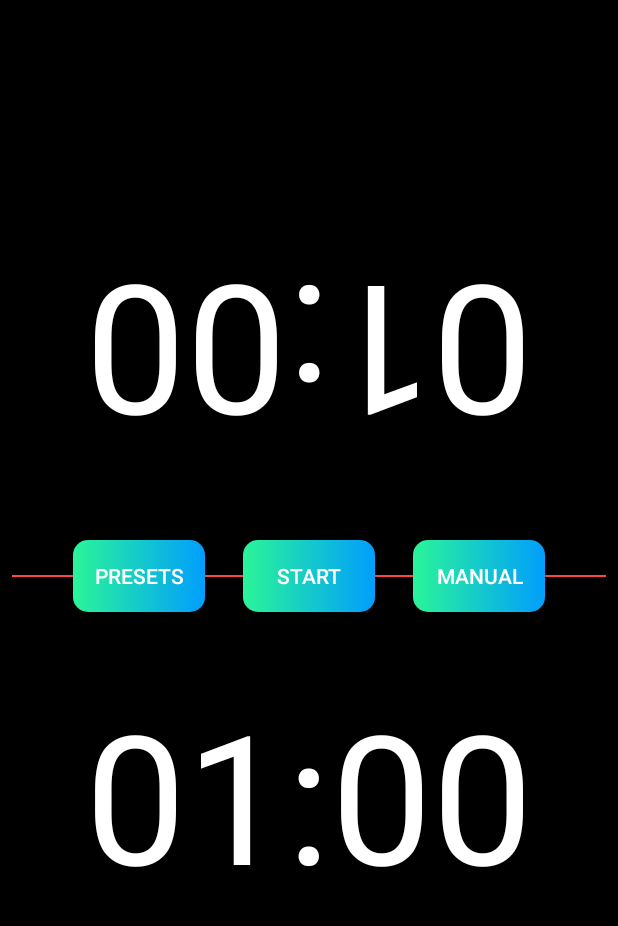
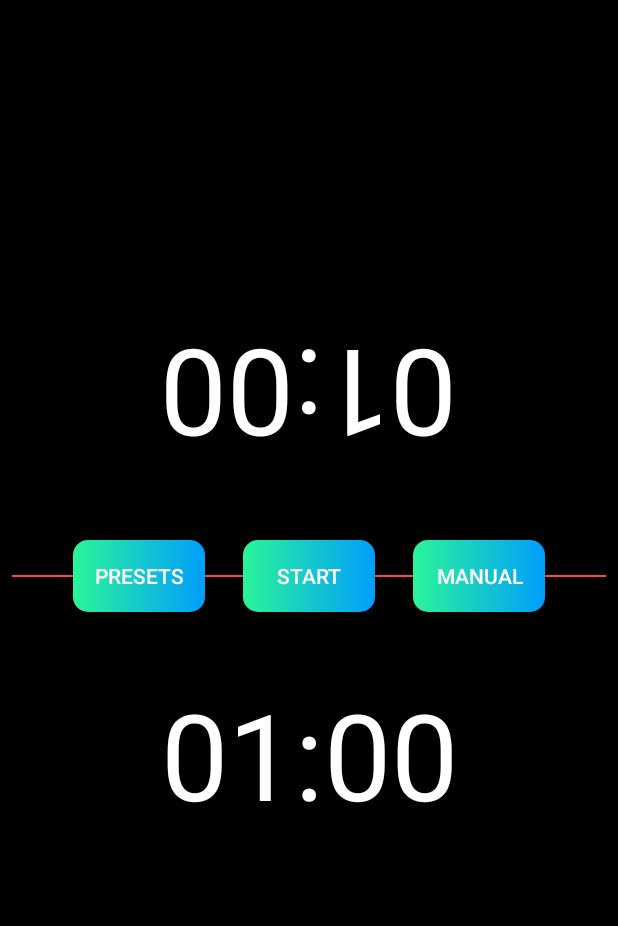
Before and after one commit to nightink12/Chess-Timekeeper, an Android app: the screen it shows after launch (MainActivity), on a phone screen of 412 x 824 dp, the part 84-1010 px from its top. Run offline under Robolectric (Android 15) with nearby library versions, the phone set to English and light mode, and no system bars.

Commit message:
Manual button implemented; minor changes left

```diff
--- a/app/src/main/java/com/example/chesstimekeeper/MainActivity.java
+++ b/app/src/main/java/com/example/chesstimekeeper/MainActivity.java
@@ -8,7 +8,10 @@ import android.os.Bundle;
 import android.os.CountDownTimer;
 import android.view.LayoutInflater;
 import android.view.View;
+import android.view.ViewGroup;
+import android.view.inputmethod.InputMethodManager;
 import android.widget.Button;
+import android.widget.EditText;
 import android.widget.TextView;
 import android.widget.Toast;
 
@@ -16,8 +19,9 @@ import java.util.Locale;
 
 public class MainActivity extends AppCompatActivity {
 
-    private static long START_TIME_IN_MILLIS = 60000; //can take this input from edittext
+    private long START_TIME_IN_MILLIS = 60000; //can take this input from edittext
     private int flag = 0; //0 means white to play and 1 means black to play
+
 
     private TextView TextViewCountDown1;
     private TextView TextViewCountDown2;
@@ -153,16 +157,34 @@ public class MainActivity extends AppCompatActivity {
     }
 
     private void updateCountDownText() {
-        int minutes1 = (int) (timeLeftInMillis1 / 1000) / 60;
+        int hours1 = (int) (timeLeftInMillis1/1000)/3600;
+        int minutes1 = (int) ((timeLeftInMillis1 / 1000)%3600) / 60;
         int seconds1 = (int) (timeLeftInMillis1 / 1000) % 60;
 
-        String timeLeftFormatted1 = String.format(Locale.getDefault(), "%02d:%02d", minutes1, seconds1);
+        String timeLeftFormatted1;
+        if(hours1>0)
+        {
+            timeLeftFormatted1 = String.format(Locale.getDefault(), "%d:%02d:%02d", hours1,minutes1, seconds1);
+        }
+        else
+        {
+            timeLeftFormatted1 = String.format(Locale.getDefault(), "%02d:%02d", minutes1, seconds1);
+        }
         TextViewCountDown1.setText(timeLeftFormatted1);
 
-        int minutes2 = (int) (timeLeftInMillis2 / 1000) / 60;
+        int hours2 = (int) (timeLeftInMillis2/1000)/3600;
+        int minutes2 = (int) ((timeLeftInMillis2 / 1000)%3600) / 60;
         int seconds2 = (int) (timeLeftInMillis2 / 1000) % 60;
 
-        String timeLeftFormatted2 = String.format(Locale.getDefault(), "%02d:%02d", minutes2, seconds2);
+        String timeLeftFormatted2;
+        if(hours2>0)
+        {
+            timeLeftFormatted2 = String.format(Locale.getDefault(), "%d:%02d:%02d", hours2,minutes2, seconds2);
+        }
+        else
+        {
+            timeLeftFormatted2 = String.format(Locale.getDefault(), "%02d:%02d", minutes2, seconds2);
+        }
         TextViewCountDown2.setText(timeLeftFormatted2);
     }
 
@@ -190,6 +212,12 @@ public class MainActivity extends AppCompatActivity {
             } else
                 ButtonStartPause.setVisibility(View.VISIBLE);
         }
+    }
+
+    private void setTime(long milliseconds) {
+        START_TIME_IN_MILLIS= milliseconds;
+        resetTimer();
+        closeKeyboard();
     }
 
     private void alert(String winner) {
@@ -260,6 +288,48 @@ public class MainActivity extends AppCompatActivity {
                 .show();
     }
 
+    /*public void alertManual(View v)
+    {
+        if (timerRunning1 || timerRunning2) {
+            Toast.makeText(this, "Can't switch modes while game's going on!!", Toast.LENGTH_SHORT).show();
+            return;
+        }
+        AlertDialog.Builder builder = new AlertDialog.Builder(MainActivity.this);
+        // get the layout inflater
+        LayoutInflater inflater = MainActivity.this.getLayoutInflater();
+
+        final EditText EditTextManual = (EditText)inflater.inflate(R.layout.manual,null).findViewById(R.id.edit_text_manual);;
+        // inflate and set the layout for the dialog; pass null as the parent view because its going in the dialog layout
+        builder.setView(inflater.inflate(R.layout.manual, null))
+                // action buttons
+                .setPositiveButton("OK", new DialogInterface.OnClickListener() {
+                    @Override
+                    public void onClick(DialogInterface dialog, int id)
+                    {
+
+                        String input = EditTextManual.getText().toString();
+                        if(input.length()==0)
+                        {
+                            Toast.makeText(MainActivity.this,"Field can't be empty",Toast.LENGTH_SHORT).show();
+                            return;
+                        }
+                        long millisInput = Long.parseLong(input)*60000;
+                        if(millisInput==0)
+                        {
+                            Toast.makeText(MainActivity.this, "Please enter a positive number", Toast.LENGTH_SHORT).show();
+                            return;
+                        }
+                        setTime(millisInput);
+                        EditTextManual.setText("");
+                    }
+                })
+                .setNegativeButton("Cancel", new DialogInterface.OnClickListener() {
+                    public void onClick(DialogInterface dialog, int id) {
+                        // remove the dialog from the screen
+                    }
+                })
+                .show();
+    }*/
     public void alertManual(View v)
     {
         if (timerRunning1 || timerRunning2) {
@@ -268,29 +338,50 @@ public class MainActivity extends AppCompatActivity {
         }
 
         AlertDialog.Builder builder = new AlertDialog.Builder(MainActivity.this);
+        builder.setTitle("Manual");
 
-        // get the layout inflater
-        LayoutInflater inflater = MainActivity.this.getLayoutInflater();
+        View viewInflated = getLayoutInflater().inflate(R.layout.manual,null);
 
-        // inflate and set the layout for the dialog
-        // pass null as the parent view because its going in the dialog layout
-        builder.setView(inflater.inflate(R.layout.manual, null))
+        final EditText EditTextManual = (EditText) viewInflated.findViewById(R.id.edit_text_manual);
 
-                // action buttons
-                .setPositiveButton("OK", new DialogInterface.OnClickListener() {
-                    @Override
-                    public void onClick(DialogInterface dialog, int id) {
-                        // your sign in code here
-                    }
-                })
-                .setNegativeButton("Cancel", new DialogInterface.OnClickListener() {
-                    public void onClick(DialogInterface dialog, int id) {
-                        // remove the dialog from the screen
-                    }
-                })
-                .show();
+        builder.setView(viewInflated);
+
+        builder.setPositiveButton(android.R.string.ok, new DialogInterface.OnClickListener() {
+            @Override
+            public void onClick(DialogInterface dialog, int which) {
+                dialog.dismiss();
+                String input = EditTextManual.getText().toString();
+                if(input.length()==0)
+                {
+                    Toast.makeText(MainActivity.this,"Field can't be empty",Toast.LENGTH_SHORT).show();
+                    return;
+                }
+                long millisInput = Long.parseLong(input)*60000;
+                if(millisInput==0)
+                {
+                    Toast.makeText(MainActivity.this, "Please enter a positive number", Toast.LENGTH_SHORT).show();
+                    return;
+                }
+                setTime(millisInput);
+                EditTextManual.setText("");
+            }
+        });
+        builder.setNegativeButton(android.R.string.cancel, new DialogInterface.OnClickListener() {
+            @Override
+            public void onClick(DialogInterface dialog, int which) {
+                dialog.cancel();
+            }
+        });
+
+        builder.show();
     }
-
+    private void closeKeyboard() {
+        View view = this.getCurrentFocus();
+        if (view != null) {
+            InputMethodManager imm = (InputMethodManager) getSystemService(INPUT_METHOD_SERVICE);
+            imm.hideSoftInputFromWindow(view.getWindowToken(), 0);
+        }
+    }
     /*@Override
     public boolean onMenuItemClick(MenuItem item) {
         if (timerRunning1 || timerRunning2) {
--- a/app/src/main/res/layout/activity_main.xml
+++ b/app/src/main/res/layout/activity_main.xml
@@ -21,28 +21,30 @@
 
     <TextView
         android:id="@+id/countdown_text_view1"
-        android:layout_width="wrap_content"
+        android:layout_width="match_parent"
         android:layout_height="wrap_content"
         android:layout_above="@+id/dummy_text_view"
+        android:layout_centerInParent="true"
         android:layout_marginBottom="25dp"
-        android:layout_centerInParent="true"
+        android:gravity="center"
         android:onClick="start2"
         android:rotation="180"
         android:text="00:00"
         android:textColor="@color/white"
-        android:textSize="120sp" />
+        android:textSize="80sp" />
 
     <TextView
         android:id="@+id/countdown_text_view2"
-        android:layout_width="wrap_content"
+        android:layout_width="match_parent"
         android:layout_height="wrap_content"
         android:layout_below="@+id/dummy_text_view"
+        android:layout_centerInParent="true"
         android:layout_marginTop="25dp"
-        android:layout_centerInParent="true"
+        android:gravity="center"
         android:onClick="start1"
         android:text="00:00"
         android:textColor="@color/white"
-        android:textSize="120sp" />
+        android:textSize="80sp" />
 
     <Button
         android:id="@+id/button_start_pause"
--- a/app/src/main/res/layout/manual.xml
+++ b/app/src/main/res/layout/manual.xml
@@ -17,7 +17,7 @@
         android:gravity="center_horizontal"
         android:hint="Minutes"
         android:inputType="number"
-        android:maxLength="4" />
+        android:maxLength="3" />
 
 
 </LinearLayout>
```
